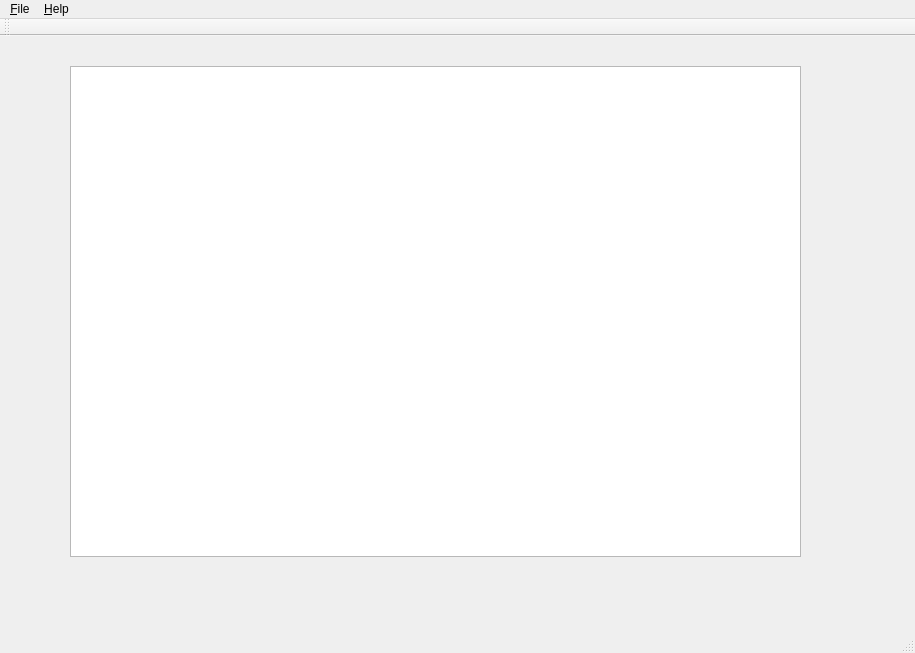
Old version of the form mainwindow.ui in the repository spatial-model-editor/spatial-model-editor.
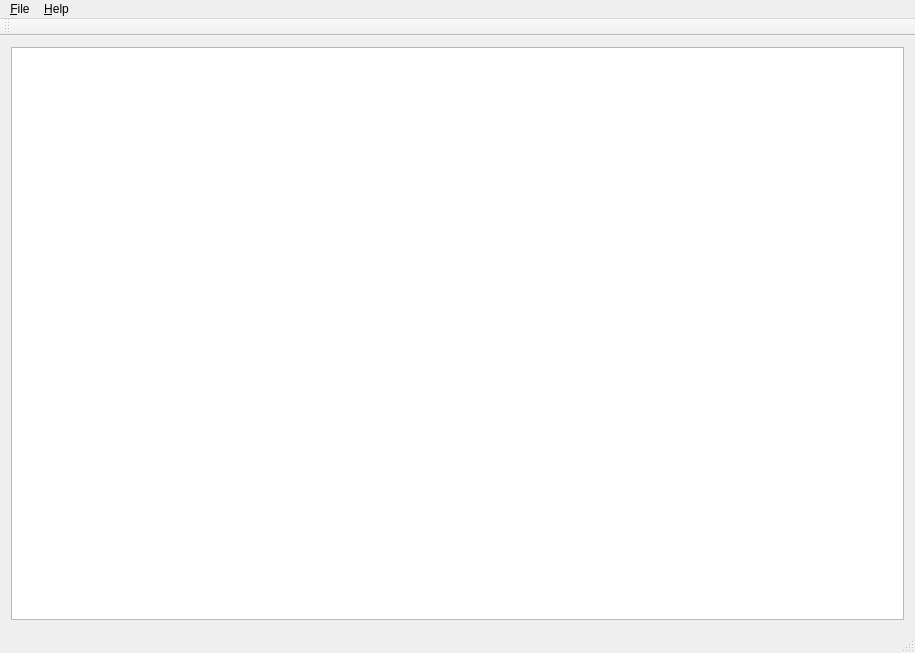
New version of the form.

What changed in the file:
```diff
--- a/mainwindow.ui
+++ b/mainwindow.ui
@@ -14,16 +14,11 @@
    <string>MainWindow</string>
   </property>
   <widget class="QWidget" name="centralWidget">
-   <widget class="QTextBrowser" name="textBrowser">
-    <property name="geometry">
-     <rect>
-      <x>70</x>
-      <y>30</y>
-      <width>731</width>
-      <height>491</height>
-     </rect>
-    </property>
-   </widget>
+   <layout class="QHBoxLayout" name="horizontalLayout">
+    <item>
+     <widget class="QTextBrowser" name="textBrowser"/>
+    </item>
+   </layout>
   </widget>
   <widget class="QMenuBar" name="menuBar">
    <property name="geometry">
```
